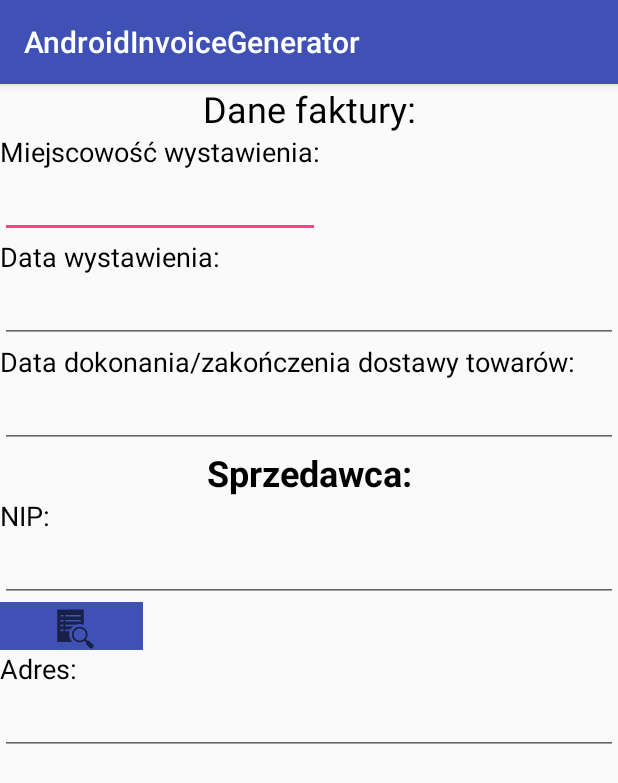
After one commit to Garret29/AndroidInvoiceGenerator, an Android app: the FormActivity screen opened directly, with no data from a screen before it, on a phone screen of 412 x 824 dp. The commit adds this screen. Shown: the top 783 px of the screen. Run offline under Robolectric (Android 15) with nearby library versions, the phone set to English and light mode, and no system bars.

Commit message:
Added FormActivity

```diff
--- a/app/src/main/AndroidManifest.xml
+++ b/app/src/main/AndroidManifest.xml
@@ -12,9 +12,11 @@
         <activity android:name=".MainActivity">
             <intent-filter>
                 <action android:name="android.intent.action.MAIN" />
+
                 <category android:name="android.intent.category.LAUNCHER" />
             </intent-filter>
         </activity>
+        <activity android:name=".generator.FormActivity"></activity>
     </application>
 
 </manifest>
--- a/app/src/main/java/uek/krakow/pl/androidinvoicegenerator/MainActivity.java
+++ b/app/src/main/java/uek/krakow/pl/androidinvoicegenerator/MainActivity.java
@@ -30,8 +30,7 @@ public class MainActivity extends AppCompatActivity {
     }
 
     public void add(View view) {
-        invoices.add("hahaha");
-        adapter.notifyDataSetChanged();
+
     }
 
 
--- /dev/null
+++ b/app/src/main/java/uek/krakow/pl/androidinvoicegenerator/generator/FormActivity.java
@@ -0,0 +1,15 @@
+package uek.krakow.pl.androidinvoicegenerator.generator;
+
+import android.support.v7.app.AppCompatActivity;
+import android.os.Bundle;
+
+import uek.krakow.pl.androidinvoicegenerator.R;
+
+public class FormActivity extends AppCompatActivity {
+
+    @Override
+    protected void onCreate(Bundle savedInstanceState) {
+        super.onCreate(savedInstanceState);
+        setContentView(R.layout.activity_form);
+    }
+}
--- /dev/null
+++ b/app/src/main/res/layout/activity_form.xml
@@ -0,0 +1,127 @@
+<?xml version="1.0" encoding="utf-8"?>
+<ScrollView xmlns:android="http://schemas.android.com/apk/res/android"
+    xmlns:app="http://schemas.android.com/apk/res-auto"
+    xmlns:tools="http://schemas.android.com/tools"
+    android:layout_width="match_parent"
+    android:layout_height="match_parent"
+    tools:context="uek.krakow.pl.androidinvoicegenerator.generator.FormActivity">
+
+
+    <LinearLayout
+        android:layout_width="match_parent"
+        android:layout_height="wrap_content"
+        android:orientation="vertical">
+
+        <TextView
+            android:id="@+id/tv_daneFaktury"
+            android:layout_width="match_parent"
+            android:layout_height="wrap_content"
+            android:text="Dane faktury:"
+            android:textAlignment="center"
+            android:textColor="@android:color/black"
+            android:textSize="24sp"
+            tools:layout_editor_absoluteX="16dp"
+            tools:layout_editor_absoluteY="7dp" />
+
+        <TextView
+            android:id="@+id/tv_miejscowoscWystawiania"
+            android:layout_width="wrap_content"
+            android:layout_height="wrap_content"
+            android:text="Miejscowość wystawienia:"
+            android:textColor="@android:color/black"
+            android:textSize="18sp"
+            tools:layout_editor_absoluteX="16dp"
+            tools:layout_editor_absoluteY="44dp" />
+
+        <EditText
+            android:id="@+id/ed_miejscowoscWystawienia"
+            android:layout_width="wrap_content"
+            android:layout_height="wrap_content"
+            android:ems="10"
+            android:inputType="text|textCapWords"
+            tools:layout_editor_absoluteX="16dp"
+            tools:layout_editor_absoluteY="66dp" />
+
+        <TextView
+            android:id="@+id/tv_dataWystawienia"
+            android:layout_width="wrap_content"
+            android:layout_height="wrap_content"
+            android:text="Data wystawienia:"
+            android:textColor="@android:color/black"
+            android:textSize="18sp"
+            tools:layout_editor_absoluteX="16dp"
+            tools:layout_editor_absoluteY="109dp" />
+
+        <EditText
+            android:id="@+id/date_DataWystawienia"
+            android:layout_width="match_parent"
+            android:layout_height="wrap_content"
+            android:ems="10"
+            android:inputType="date" />
+
+        <TextView
+            android:id="@+id/tv_dataDostawy"
+            android:layout_width="match_parent"
+            android:layout_height="wrap_content"
+            android:text="Data dokonania/zakończenia dostawy towarów:"
+            android:textColor="@android:color/black"
+            android:textSize="18sp" />
+
+        <EditText
+            android:id="@+id/date_dataDostawy"
+            android:layout_width="match_parent"
+            android:layout_height="wrap_content"
+            android:ems="10"
+            android:inputType="date" />
+
+        <TextView
+            android:id="@+id/tv_sprzedawca"
+            android:layout_width="match_parent"
+            android:layout_height="wrap_content"
+            android:text="Sprzedawca:"
+            android:textAlignment="center"
+            android:textColor="@android:color/black"
+            android:textSize="24sp"
+            android:textStyle="bold"
+            tools:layout_editor_absoluteX="16dp"
+            tools:layout_editor_absoluteY="182dp" />
+
+        <TextView
+            android:id="@+id/tv_NIPSprzed"
+            android:layout_width="match_parent"
+            android:layout_height="wrap_content"
+            android:text="NIP:"
+            android:textColor="@android:color/black"
+            android:textSize="18sp" />
+
+        <EditText
+            android:id="@+id/ed_NIP"
+            android:layout_width="match_parent"
+            android:layout_height="wrap_content"
+            android:ems="10"
+            android:inputType="number" />
+
+        <ImageButton
+            android:id="@+id/imageButton"
+            android:layout_width="95dp"
+            android:layout_height="wrap_content"
+            android:background="@color/colorPrimary"
+            app:srcCompat="?android:attr/actionModeFindDrawable" />
+
+        <TextView
+            android:id="@+id/tv_adresDost"
+            android:layout_width="match_parent"
+            android:layout_height="wrap_content"
+            android:text="Adres:"
+            android:textColor="@android:color/black"
+            android:textSize="18sp" />
+
+        <EditText
+            android:id="@+id/ed_miejscowoscDost"
+            android:layout_width="match_parent"
+            android:layout_height="wrap_content"
+            android:ems="10"
+            android:inputType="textCapWords" />
+
+    </LinearLayout>
+</ScrollView>
--- a/app/src/main/res/values/colors.xml
+++ b/app/src/main/res/values/colors.xml
@@ -1,6 +1,6 @@
 <?xml version="1.0" encoding="utf-8"?>
 <resources>
-    <color name="colorPrimary">#3F51B5</color>
+    <color name="colorPrimary">#3f51b5</color>
     <color name="colorPrimaryDark">#303F9F</color>
-    <color name="colorAccent">#FF4081</color>
+    <color name="colorAccent">#ff4081</color>
 </resources>
```
